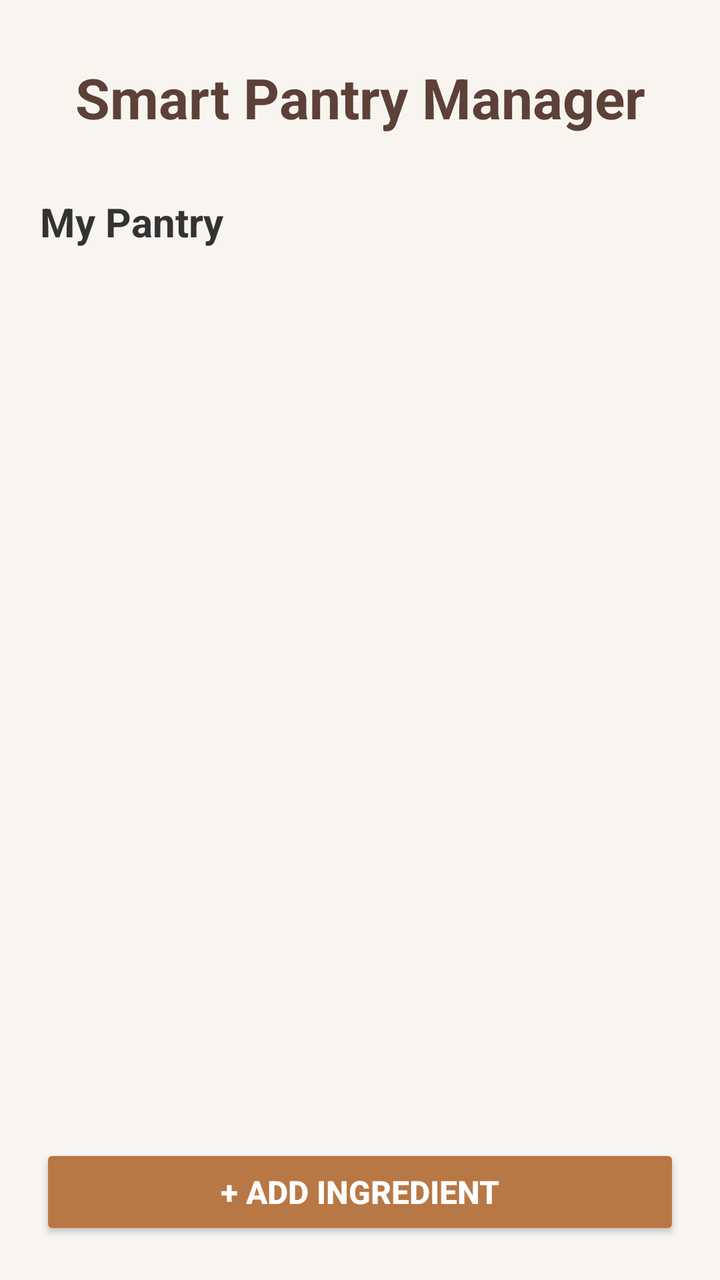
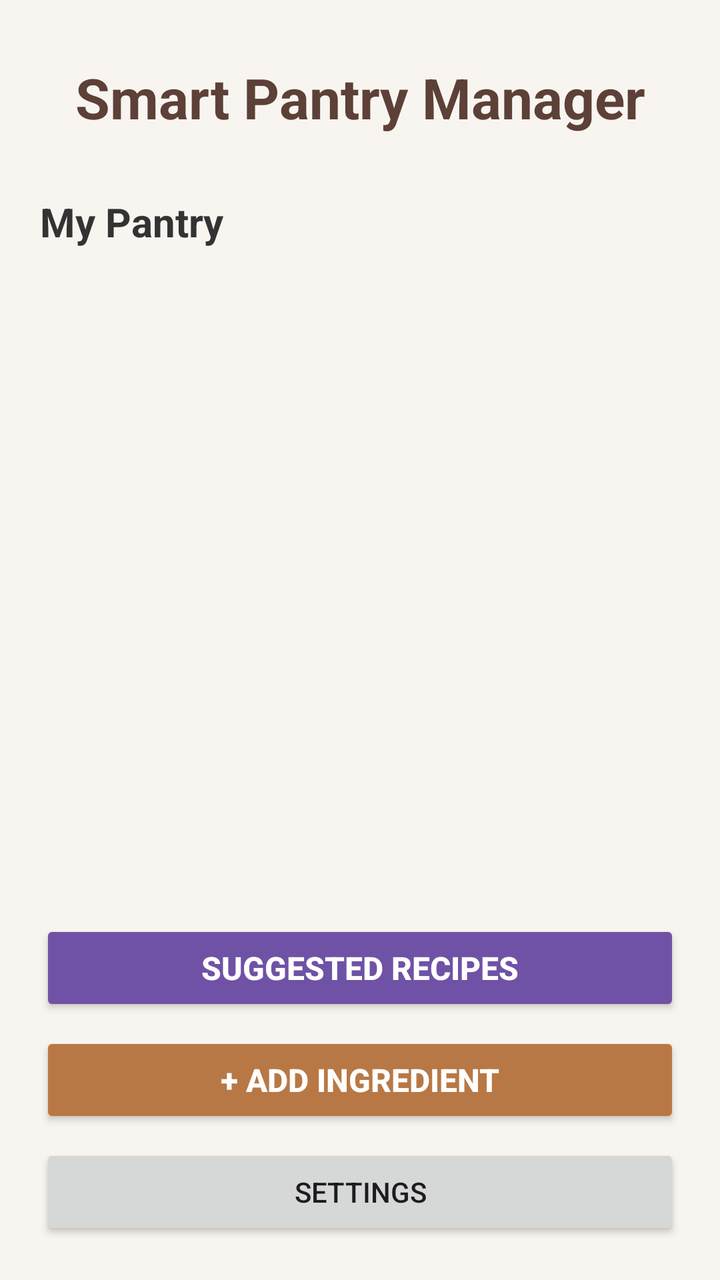

Screens rendered from an Android XML layout before and after an edit, with the pre-edit source and the edit as a unified diff.
<!-- AndroidManifest.xml: application theme Theme.SmartPantryManager -->
<!-- res/layout/activity_main.xml -->
<?xml version="1.0" encoding="utf-8"?>
<LinearLayout
    xmlns:android="http://schemas.android.com/apk/res/android"
    android:id="@+id/main"
    android:layout_width="match_parent"
    android:layout_height="match_parent"
    android:orientation="vertical"
    android:padding="20dp"
    android:background="#F8F5F0">

    <TextView
        android:id="@+id/tvTitle"
        android:layout_width="match_parent"
        android:layout_height="wrap_content"
        android:text="Smart Pantry Manager"
        android:textSize="28sp"
        android:textStyle="bold"
        android:textColor="#5D4037"
        android:gravity="center"
        android:padding="10dp" />

    <TextView
        android:id="@+id/tvSubtitle"
        android:layout_width="match_parent"
        android:layout_height="wrap_content"
        android:text="My Pantry"
        android:textSize="20sp"
        android:textStyle="bold"
        android:textColor="#333333"
        android:layout_marginTop="20dp"
        android:layout_marginBottom="10dp" />

    <androidx.recyclerview.widget.RecyclerView
        android:id="@+id/recyclerViewPantry"
        android:layout_width="match_parent"
        android:layout_height="0dp"
        android:layout_weight="1"
        android:layout_marginBottom="15dp" />

    <Button
        android:id="@+id/btnAddIngredient"
        android:layout_width="match_parent"
        android:layout_height="wrap_content"
        android:text="+ Add Ingredient"
        android:textSize="16sp"
        android:textStyle="bold"
        android:backgroundTint="#B87845"
        android:textColor="#FFFFFF" />

</LinearLayout>
<!-- resources referenced by this layout -->
<resources>
  <style name="Theme.SmartPantryManager" parent="Base.Theme.SmartPantryManager" />
  <style name="Base.Theme.SmartPantryManager" parent="Theme.Material3.DayNight.NoActionBar">
          
          
      </style>
</resources>

<!-- the commit's change to res/layout/activity_main.xml (unified diff, before → after) -->
@@ -38,6 +38,16 @@
         android:layout_marginBottom="15dp" />
 
     <Button
+        android:id="@+id/btnSuggestedRecipes"
+        android:layout_width="match_parent"
+        android:layout_height="wrap_content"
+        android:text="Suggested Recipes"
+        android:textSize="16sp"
+        android:textStyle="bold"
+        android:backgroundTint="#6F52A5"
+        android:textColor="#FFFFFF" />
+
+    <Button
         android:id="@+id/btnAddIngredient"
         android:layout_width="match_parent"
         android:layout_height="wrap_content"
@@ -45,6 +55,14 @@
         android:textSize="16sp"
         android:textStyle="bold"
         android:backgroundTint="#B87845"
-        android:textColor="#FFFFFF" />
+        android:textColor="#FFFFFF"
+        android:layout_marginTop="8dp" />
+
+    <Button
+        android:id="@+id/btnSettings"
+        android:layout_width="match_parent"
+        android:layout_height="wrap_content"
+        android:text="Settings"
+        android:layout_marginTop="8dp" />
 
 </LinearLayout>
